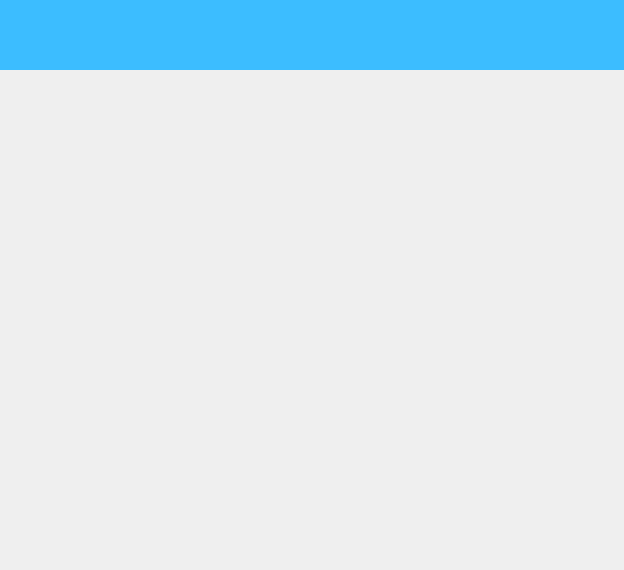
Old version of the form Src/UI/widget.ui in the repository jiutianhuanpei/HBApp.
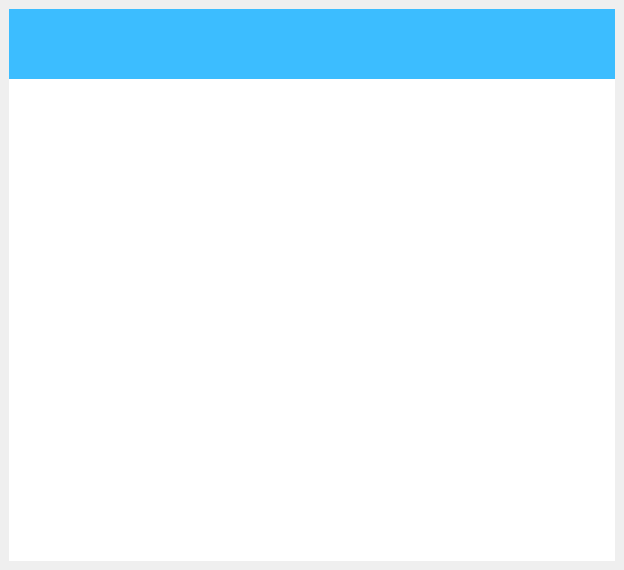
New version of the form. Custom widgets are drawn as their Qt base class.

Commit message: 添加阴影

The edit to the form file:
```diff
--- a/Src/UI/widget.ui
+++ b/Src/UI/widget.ui
@@ -17,9 +17,49 @@
    <string notr="true">QWidget#topBar{
 background:#3CBDFF;
 }
+
+#bgWgt{
+background:white;
+}
 </string>
   </property>
-  <layout class="QVBoxLayout" name="vLayout">
+  <layout class="QHBoxLayout" name="horizontalLayout">
+   <property name="spacing">
+    <number>0</number>
+   </property>
+   <property name="leftMargin">
+    <number>0</number>
+   </property>
+   <property name="topMargin">
+    <number>0</number>
+   </property>
+   <property name="rightMargin">
+    <number>0</number>
+   </property>
+   <property name="bottomMargin">
+    <number>0</number>
+   </property>
+   <item>
+    <widget class="QWidget" name="shadowBg" native="true">
+     <layout class="QHBoxLayout" name="shadowLayout">
+      <property name="spacing">
+       <number>0</number>
+      </property>
+      <property name="leftMargin">
+       <number>9</number>
+      </property>
+      <property name="topMargin">
+       <number>9</number>
+      </property>
+      <property name="rightMargin">
+       <number>9</number>
+      </property>
+      <property name="bottomMargin">
+       <number>9</number>
+      </property>
+      <item>
+       <widget class="QWidget" name="bgWgt" native="true">
+        <layout class="QVBoxLayout" name="verticalLayout">
    <property name="spacing">
     <number>0</number>
    </property>
@@ -68,6 +108,12 @@
      <property name="mouseTracking">
       <bool>false</bool>
      </property>
+          </widget>
+         </item>
+        </layout>
+       </widget>
+      </item>
+     </layout>
     </widget>
    </item>
   </layout>
```
Lines whose indentation alone changed are shown as unchanged. The commit also changes 2 other files.
